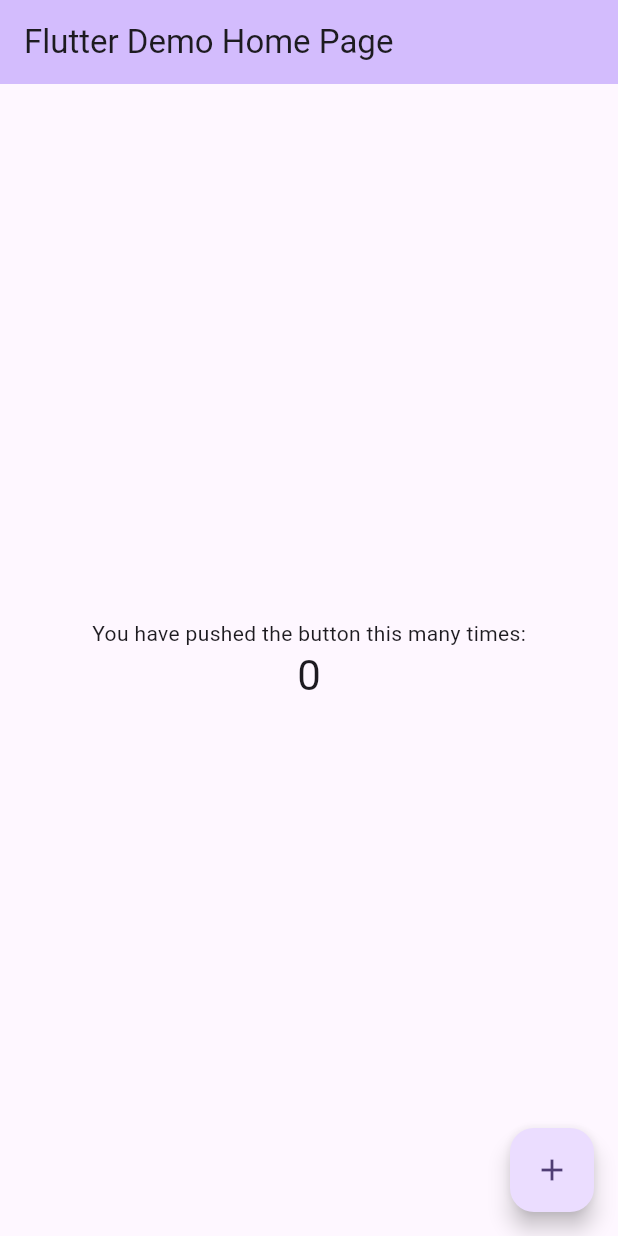
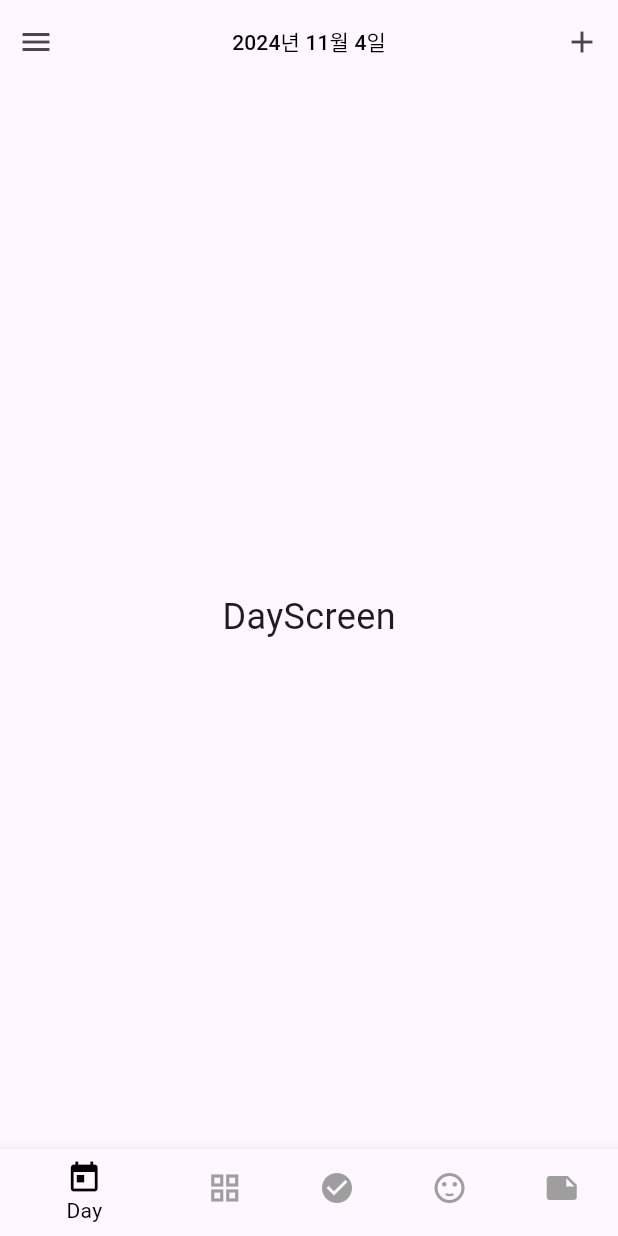
Before and after one commit to winy3ori/BulletJournal_Flutter, a Flutter app: the screen it shows after launch, on a phone screen of 412 x 824 dp. Run offline on Flutter 3.47's test engine with Material 3 defaults, Android fonts, the phone set to English and light mode, and no system bars.

Commit message:
기본 화면 세팅 완료

```diff
--- a/lib/main.dart
+++ b/lib/main.dart
@@ -1,4 +1,5 @@
 import 'package:flutter/material.dart';
+import 'screens/authentication_wrapper.dart'; // 새로운 파일로 이동
 
 void main() {
   runApp(const MyApp());
@@ -7,119 +8,15 @@
 class MyApp extends StatelessWidget {
   const MyApp({super.key});
 
-  // This widget is the root of your application.
   @override
   Widget build(BuildContext context) {
     return MaterialApp(
-      title: 'Flutter Demo',
+      title: 'Bullet Journal',
       theme: ThemeData(
-        // This is the theme of your application.
-        //
-        // TRY THIS: Try running your application with "flutter run". You'll see
-        // the application has a purple toolbar. Then, without quitting the app,
-        // try changing the seedColor in the colorScheme below to Colors.green
-        // and then invoke "hot reload" (save your changes or press the "hot
-        // reload" button in a Flutter-supported IDE, or press "r" if you used
-        // the command line to start the app).
-        //
-        // Notice that the counter didn't reset back to zero; the application
-        // state is not lost during the reload. To reset the state, use hot
-        // restart instead.
-        //
-        // This works for code too, not just values: Most code changes can be
-        // tested with just a hot reload.
         colorScheme: ColorScheme.fromSeed(seedColor: Colors.deepPurple),
         useMaterial3: true,
       ),
-      home: const MyHomePage(title: 'Flutter Demo Home Page'),
+      home: const AuthenticationWrapper(),
     );
   }
 }
-
-class MyHomePage extends StatefulWidget {
-  const MyHomePage({super.key, required this.title});
-
-  // This widget is the home page of your application. It is stateful, meaning
-  // that it has a State object (defined below) that contains fields that affect
-  // how it looks.
-
-  // This class is the configuration for the state. It holds the values (in this
-  // case the title) provided by the parent (in this case the App widget) and
-  // used by the build method of the State. Fields in a Widget subclass are
-  // always marked "final".
-
-  final String title;
-
-  @override
-  State<MyHomePage> createState() => _MyHomePageState();
-}
-
-class _MyHomePageState extends State<MyHomePage> {
-  int _counter = 0;
-
-  void _incrementCounter() {
-    setState(() {
-      // This call to setState tells the Flutter framework that something has
-      // changed in this State, which causes it to rerun the build method below
-      // so that the display can reflect the updated values. If we changed
-      // _counter without calling setState(), then the build method would not be
-      // called again, and so nothing would appear to happen.
-      _counter++;
-    });
-  }
-
-  @override
-  Widget build(BuildContext context) {
-    // This method is rerun every time setState is called, for instance as done
-    // by the _incrementCounter method above.
-    //
-    // The Flutter framework has been optimized to make rerunning build methods
-    // fast, so that you can just rebuild anything that needs updating rather
-    // than having to individually change instances of widgets.
-    return Scaffold(
-      appBar: AppBar(
-        // TRY THIS: Try changing the color here to a specific color (to
-        // Colors.amber, perhaps?) and trigger a hot reload to see the AppBar
-        // change color while the other colors stay the same.
-        backgroundColor: Theme.of(context).colorScheme.inversePrimary,
-        // Here we take the value from the MyHomePage object that was created by
-        // the App.build method, and use it to set our appbar title.
-        title: Text(widget.title),
-      ),
-      body: Center(
-        // Center is a layout widget. It takes a single child and positions it
-        // in the middle of the parent.
-        child: Column(
-          // Column is also a layout widget. It takes a list of children and
-          // arranges them vertically. By default, it sizes itself to fit its
-          // children horizontally, and tries to be as tall as its parent.
-          //
-          // Column has various properties to control how it sizes itself and
-          // how it positions its children. Here we use mainAxisAlignment to
-          // center the children vertically; the main axis here is the vertical
-          // axis because Columns are vertical (the cross axis would be
-          // horizontal).
-          //
-          // TRY THIS: Invoke "debug painting" (choose the "Toggle Debug Paint"
-          // action in the IDE, or press "p" in the console), to see the
-          // wireframe for each widget.
-          mainAxisAlignment: MainAxisAlignment.center,
-          children: <Widget>[
-            const Text(
-              'You have pushed the button this many times:',
-            ),
-            Text(
-              '$_counter',
-              style: Theme.of(context).textTheme.headlineMedium,
-            ),
-          ],
-        ),
-      ),
-      floatingActionButton: FloatingActionButton(
-        onPressed: _incrementCounter,
-        tooltip: 'Increment',
-        child: const Icon(Icons.add),
-      ), // This trailing comma makes auto-formatting nicer for build methods.
-    );
-  }
-}
--- /dev/null
+++ b/lib/screens/authentication_wrapper.dart
@@ -0,0 +1,16 @@
+import 'package:flutter/material.dart';
+import 'main.dart'; // 새로운 파일로 이동
+
+
+class AuthenticationWrapper extends StatelessWidget {
+  const AuthenticationWrapper({super.key});
+
+  @override
+  Widget build(BuildContext context) {
+    bool isLoggedIn = true; // 로그인 상태 확인
+
+    if (isLoggedIn) {
+      return const MainScreen();
+    }
+  }
+}
--- /dev/null
+++ b/lib/screens/day_screen.dart
@@ -0,0 +1,15 @@
+import 'package:flutter/material.dart';
+
+class DayScreen extends StatelessWidget {
+  const DayScreen({super.key});
+
+  @override
+  Widget build(BuildContext context) {
+    return const Center(
+      child: Text(
+        'DayScreen',
+        style: TextStyle(fontSize: 24),
+      ),
+    );
+  }
+}
--- /dev/null
+++ b/lib/screens/main.dart
@@ -0,0 +1,98 @@
+import 'package:flutter/material.dart';
+import 'mandalart_screen.dart';
+import 'habit_tracker_screen.dart';
+import 'mood_tracker_screen.dart';
+import 'one_line_diary_screen.dart';
+import 'day_screen.dart';
+
+class MainScreen extends StatefulWidget {
+  const MainScreen({super.key});
+
+  @override
+  // ignore: library_private_types_in_public_api
+  _MainScreenState createState() => _MainScreenState();
+}
+
+class _MainScreenState extends State<MainScreen> {
+  int _selectedIndex = 0;
+
+  // 각 하단바 항목에 해당하는 위젯 목록
+  final List<Widget> _widgetOptions = <Widget>[
+    const DayScreen(),
+    const MandalartScreen(),
+    const HabitTrackerScreen(),
+    const MoodTrackerScreen(),
+    const OneLineDiaryScreen(),
+  ];
+
+  void _onItemTapped(int index) {
+    setState(() {
+      _selectedIndex = index; // 선택된 인덱스 업데이트
+    });
+  }
+
+  @override
+  Widget build(BuildContext context) {
+    return Scaffold(
+      appBar: AppBar(
+        actions: [
+          // 메뉴 버튼 (왼쪽 끝)
+          IconButton(
+            icon: const Icon(Icons.menu),
+            onPressed: () {},
+          ),
+          // 날짜 버튼 (가운데)
+          Expanded(
+            child: Center(
+              child: TextButton(
+                onPressed: () {},
+                child: const Text(
+                  '2024년 11월 4일',
+                  style: TextStyle(color: Colors.black), // 검정색으로 설정
+                ),
+              ),
+            ),
+          ),
+          // 추가 버튼 (오른쪽 끝)
+          IconButton(
+            icon: const Icon(Icons.add),
+            onPressed: () {
+              // 추가 버튼 클릭 시 동작
+            },
+          ),
+        ],
+      ),
+      body: _widgetOptions.elementAt(_selectedIndex), // 선택된 화면 표시
+
+
+      bottomNavigationBar: BottomNavigationBar(
+        items: const <BottomNavigationBarItem>[
+          BottomNavigationBarItem(
+            icon: Icon(Icons.today),
+            label: 'Day',
+          ),
+          BottomNavigationBarItem(
+            icon: Icon(Icons.grid_view),
+            label: 'Mandalart',
+          ),
+          BottomNavigationBarItem(
+            icon: Icon(Icons.check_circle),
+            label: 'Habit Tracker',
+          ),
+          BottomNavigationBarItem(
+            icon: Icon(Icons.sentiment_satisfied),
+            label: 'Mood Tracker',
+          ),
+          BottomNavigationBarItem(
+            icon: Icon(Icons.note),
+            label: 'One Line Diary',
+          ),
+        ],
+        currentIndex: _selectedIndex,
+        selectedItemColor: Colors.black, // 선택된 항목의 색상
+        unselectedItemColor: Colors.grey, // 선택되지 않은 항목의 색상
+        onTap: _onItemTapped,
+      ),
+    );
+  }
+}
```
Also changed, not shown: lib/screens/habit_tracker_screen.dart (added, +15 -0 lines), lib/screens/login_screen.dart (added, +22 -0 lines), lib/screens/mandalart_screen.dart (added, +15 -0 lines), lib/screens/mood_tracker_screen.dart (added, +15 -0 lines), lib/screens/one_line_diary_screen.dart (added, +15 -0 lines).
